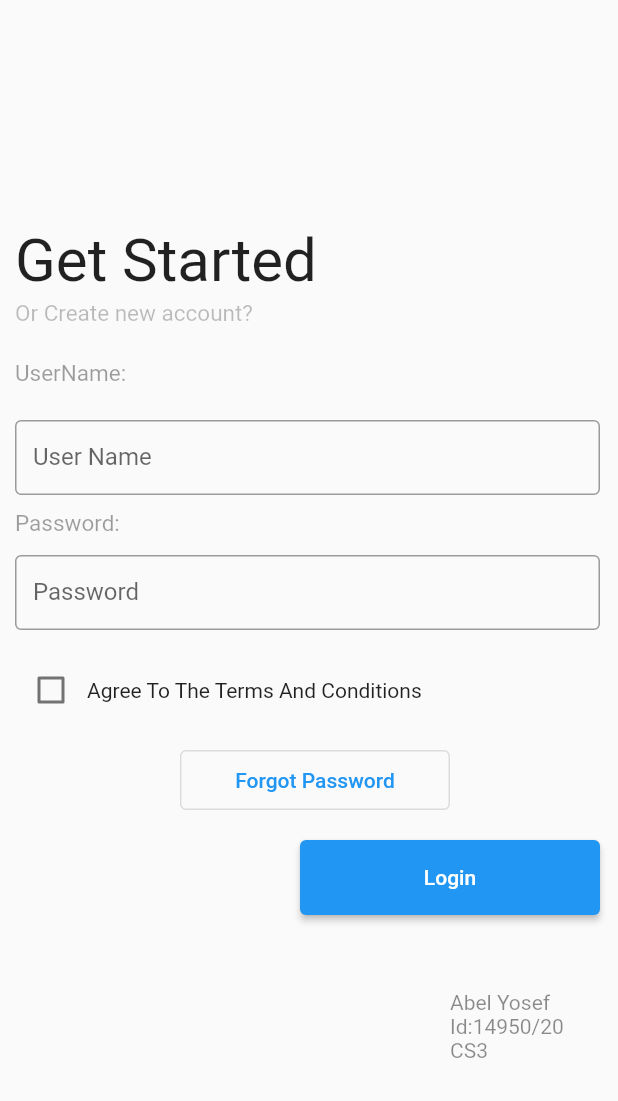
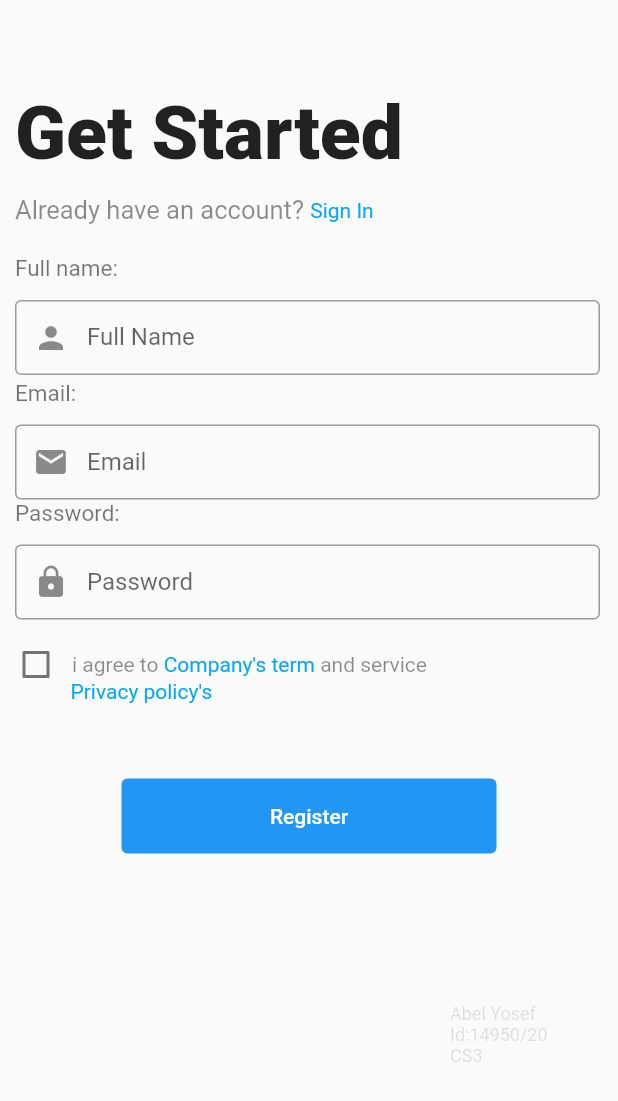
Before and after one commit to Abeljo/Flutter-Login, a Flutter app: the screen it shows after launch, on a phone screen of 412 x 824 dp. Shown: the top 1101 px of the screen. Run offline on Flutter 3.47's test engine with Material 2 defaults, Android fonts, the phone set to English and light mode, and no system bars.

Commit message:
Update main.dart

```diff
--- a/lib/main.dart
+++ b/lib/main.dart
@@ -2,7 +2,7 @@ import 'package:flutter/cupertino.dart';
 import 'package:flutter/material.dart';
 
 void main() {
-  runApp(MyApp());
+  runApp(const MyApp());
 }
 
 class MyApp extends StatelessWidget {
@@ -19,60 +19,51 @@ class MyApp extends StatelessWidget {
         child: Column(
           crossAxisAlignment: CrossAxisAlignment.start,
           children: [
-            SafeArea(
+            const SafeArea(
                 child: Padding(
-                    padding: const EdgeInsets.only(
-              top: 150,
+                    padding: EdgeInsets.only(
+              top: 60,
             ))),
             Container(
               padding: const EdgeInsets.only(left: 10),
               width: 500,
-              height: 50,
-              child: Text(
+              height: 60,
+              child: const Text(
                 "Get Started",
-                style: TextStyle(
-                  fontSize: 40,
-                ),
+                style: TextStyle(fontSize: 50, fontWeight: FontWeight.w900),
               ),
             ),
             Container(
               padding: const EdgeInsets.only(left: 10),
               width: 300,
               height: 40,
+              child: Row(
+                children: [
+                  const Text(
+                    "Already have an account? ",
+                    style: TextStyle(fontSize: 17, color: Colors.black45),
+                  ),
+                  new InkWell(
                     child: Text(
-                "Or Create new account? ",
-                style: TextStyle(fontSize: 15, color: Colors.black26),
+                      'Sign In',
+                      style: TextStyle(color: Colors.lightBlue),
                     ),
                   ),
-            Container(
-              padding: const EdgeInsets.only(left: 10),
-              width: 300,
-              height: 40,
-              child: Text(
-                "UserName: ",
-                style: TextStyle(fontSize: 15, color: Colors.black38),
+                ],
               ),
             ),
-            Container(
-              padding: const EdgeInsets.only(left: 10),
-              width: 400,
-              height: 50,
-              child: const TextField(
-                obscureText: false,
-                decoration: InputDecoration(
-                    border: OutlineInputBorder(),
-                    labelText: 'User Name',
-                    hintText: 'Enter Your userName'),
-                textAlign: TextAlign.center,
-              ),
-            ),
+            const SafeArea(
+                child: Padding(
+                    padding: EdgeInsets.only(
+              top: 0,
+            ))),
             Container(
               padding: const EdgeInsets.only(left: 10, top: 10),
               width: 300,
               height: 40,
-              child: Text(
-                "Password:",
-                style: TextStyle(fontSize: 15, color: Colors.black38),
+              child: const Text(
+                "Full name: ",
+                style: TextStyle(fontSize: 15, color: Colors.black54),
               ),
             ),
             Container(
@@ -81,63 +72,146 @@ class MyApp extends StatelessWidget {
               ),
               width: 400,
               height: 50,
-              child: TextField(
+              child: const TextField(
+                decoration: InputDecoration(
+                  prefixIcon: Icon(Icons.person),
+                  border: OutlineInputBorder(),
+                  labelText: 'Full Name',
+                  hintText: 'Enter Your Full name',
+                ),
+                textAlign: TextAlign.center,
+              ),
+            ),
+            const SafeArea(
+                child: Padding(
+                    padding: EdgeInsets.only(
+              top: 3,
+            ))),
+            Container(
+              padding: const EdgeInsets.only(
+                left: 10,
+              ),
+              width: 300,
+              height: 30,
+              child: const Text(
+                "Email:",
+                style: TextStyle(fontSize: 15, color: Colors.black54),
+              ),
+            ),
+            Container(
+              padding: const EdgeInsets.only(
+                left: 10,
+              ),
+              width: 400,
+              height: 50,
+              child: const TextField(
                 obscureText: true,
                 decoration: InputDecoration(
+                    prefixIcon: Icon(Icons.mail),
+                    border: OutlineInputBorder(),
+                    labelText: 'Email',
+                    hintText: 'example@gmail.com'),
+                textAlign: TextAlign.center,
+              ),
+            ),
+            const SafeArea(
+                child: Padding(
+                    padding: EdgeInsets.only(
+              top: 0,
+            ))),
+            Container(
+              padding: const EdgeInsets.only(
+                left: 10,
+              ),
+              width: 300,
+              height: 30,
+              child: const Text(
+                "Password:",
+                style: TextStyle(fontSize: 15, color: Colors.black54),
+              ),
+            ),
+            Container(
+              padding: const EdgeInsets.only(
+                left: 10,
+              ),
+              width: 400,
+              height: 50,
+              child: const TextField(
+                obscureText: true,
+                decoration: InputDecoration(
+                    prefixIcon: Icon(Icons.lock),
                     border: OutlineInputBorder(),
                     labelText: 'Password',
                     hintText: 'Enter secure password'),
                 textAlign: TextAlign.center,
               ),
             ),
+            Column(
+              crossAxisAlignment: CrossAxisAlignment.start,
+              children: [
                 Container(
-                width: 400,
-                height: 60,
+                  width: 500,
+                  height: 40,
                   padding: const EdgeInsets.only(
                     top: 20.0,
-                  left: 10,
                   ),
                   child: Row(children: [
                     Checkbox(
                       value: false,
-                    onChanged: (value) {},
+                      onChanged: (True) {},
                     ),
-                  Text('Agree To The Terms And Conditions')
-                ])),
+                    const Text(
+                      'i agree to ',
+                      style: TextStyle(color: Colors.black45),
+                    ),
+                    const InkWell(
+                      child: Text(
+                        'Company\'s term ',
+                        style: TextStyle(color: Colors.lightBlue),
+                      ),
+                    ),
+                    const Text(
+                      'and service',
+                      style: TextStyle(color: Colors.black45),
+                    ),
+                  ]),
+                ),
                 Container(
-                width: 300,
-                height: 60,
-                padding: const EdgeInsets.only(
-                  top: 20.0,
-                  left: 120.0,
+                  padding: EdgeInsets.only(left: 47),
+                  child: const InkWell(
+                    child: Text(
+                      'Privacy policy\'s',
+                      style: TextStyle(color: Colors.lightBlue),
                     ),
-                child: OutlinedButton(
-                  style: TextButton.styleFrom(primary: Colors.blue),
+                  ),
+                ),
+              ],
+            ),
+            Container(
+                height: 150,
+                alignment: Alignment.center,
+                child: SizedBox(
+                  width: 250,
+                  height: 50,
+                  child: TextButton(
+                    style: TextButton.styleFrom(
+                      primary: Colors.white,
+                      backgroundColor: Colors.blue,
+                    ),
                     onPressed: () {},
-                  child: Text('Forgot Password'),
-                )),
-            Container(
-                width: 400,
-                height: 70,
-                padding: const EdgeInsets.only(
-                  top: 20.0,
-                  left: 200.0,
+                    child: const Text('Register'),
                   ),
-                child: ElevatedButton(
-                  style: TextButton.styleFrom(
-                      primary: Colors.white, backgroundColor: Colors.blue),
-                  onPressed: () {},
-                  child: const Text('Login'),
                 )),
             Container(
               padding: const EdgeInsets.only(
                 top: 50.0,
                 left: 300.0,
               ),
-              child: Text(
+              child: const Text(
                 'Abel Yosef\nId:14950/20\nCS3',
                 style: TextStyle(
-                  color: Colors.black45,
+                  fontSize: 12,
+                  color: Colors.black12,
                 ),
               ),
             )
```
Lines whose indentation alone changed are shown as unchanged.
